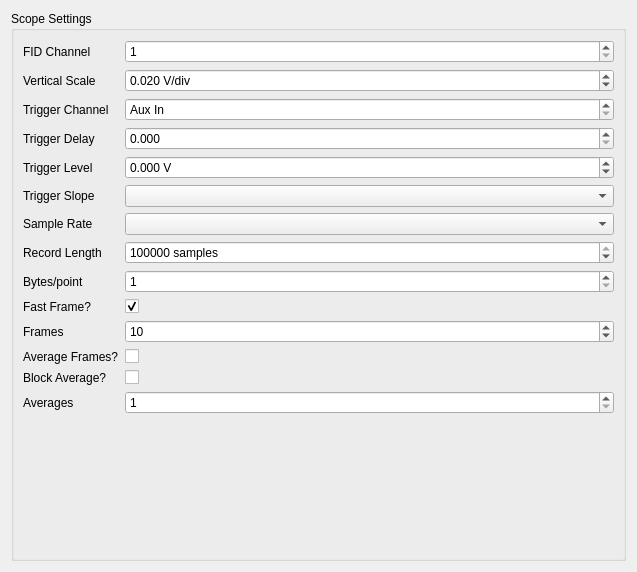
Before: the Qt Designer form digitizerconfigwidget.ui in kncrabtree/blackchirp, drawn with Qt 5.
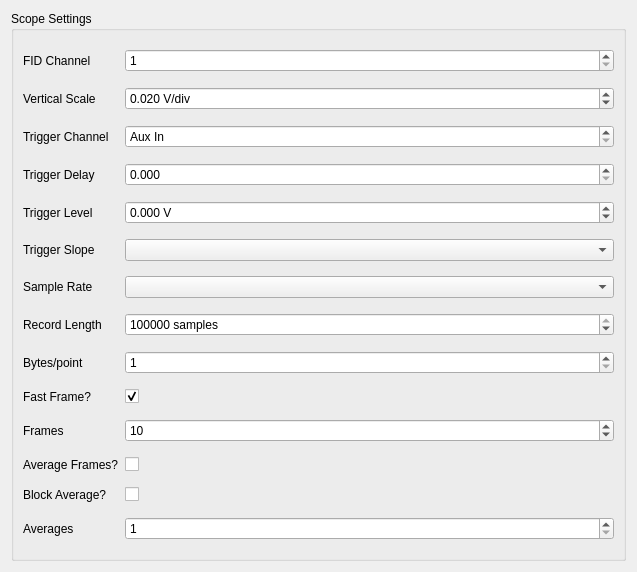
After: the same form once the commit is applied.

What changed in the file:
```diff
--- a/digitizerconfigwidget.ui
+++ b/digitizerconfigwidget.ui
@@ -27,6 +27,12 @@
         </property>
         <item row="0" column="0">
          <widget class="QLabel" name="fIDChannelLabel">
+          <property name="sizePolicy">
+           <sizepolicy hsizetype="Preferred" vsizetype="Expanding">
+            <horstretch>0</horstretch>
+            <verstretch>0</verstretch>
+           </sizepolicy>
+          </property>
           <property name="text">
            <string>FID Channel</string>
           </property>
@@ -47,6 +53,12 @@
         </item>
         <item row="1" column="0">
          <widget class="QLabel" name="verticalScaleLabel">
+          <property name="sizePolicy">
+           <sizepolicy hsizetype="Preferred" vsizetype="Expanding">
+            <horstretch>0</horstretch>
+            <verstretch>0</verstretch>
+           </sizepolicy>
+          </property>
           <property name="text">
            <string>Vertical Scale</string>
           </property>
@@ -76,6 +88,12 @@
         </item>
         <item row="2" column="0">
          <widget class="QLabel" name="triggerChannelLabel">
+          <property name="sizePolicy">
+           <sizepolicy hsizetype="Preferred" vsizetype="Expanding">
+            <horstretch>0</horstretch>
+            <verstretch>0</verstretch>
+           </sizepolicy>
+          </property>
           <property name="text">
            <string>Trigger Channel</string>
           </property>
@@ -99,6 +117,12 @@
         </item>
         <item row="5" column="0">
          <widget class="QLabel" name="triggerSlopeLabel">
+          <property name="sizePolicy">
+           <sizepolicy hsizetype="Preferred" vsizetype="Expanding">
+            <horstretch>0</horstretch>
+            <verstretch>0</verstretch>
+           </sizepolicy>
+          </property>
           <property name="text">
            <string>Trigger Slope</string>
           </property>
@@ -109,6 +133,12 @@
         </item>
         <item row="6" column="0">
          <widget class="QLabel" name="sampleRateLabel">
+          <property name="sizePolicy">
+           <sizepolicy hsizetype="Preferred" vsizetype="Expanding">
+            <horstretch>0</horstretch>
+            <verstretch>0</verstretch>
+           </sizepolicy>
+          </property>
           <property name="text">
            <string>Sample Rate</string>
           </property>
@@ -123,6 +153,12 @@
         </item>
         <item row="7" column="0">
          <widget class="QLabel" name="recordLengthLabel">
+          <property name="sizePolicy">
+           <sizepolicy hsizetype="Preferred" vsizetype="Expanding">
+            <horstretch>0</horstretch>
+            <verstretch>0</verstretch>
+           </sizepolicy>
+          </property>
           <property name="text">
            <string>Record Length</string>
           </property>
@@ -152,6 +188,12 @@
         </item>
         <item row="8" column="0">
          <widget class="QLabel" name="bytesPointLabel">
+          <property name="sizePolicy">
+           <sizepolicy hsizetype="Preferred" vsizetype="Expanding">
+            <horstretch>0</horstretch>
+            <verstretch>0</verstretch>
+           </sizepolicy>
+          </property>
           <property name="text">
            <string>Bytes/point</string>
           </property>
@@ -172,6 +214,12 @@
         </item>
         <item row="9" column="0">
          <widget class="QLabel" name="fastFrameEnabledLabel">
+          <property name="sizePolicy">
+           <sizepolicy hsizetype="Preferred" vsizetype="Expanding">
+            <horstretch>0</horstretch>
+            <verstretch>0</verstretch>
+           </sizepolicy>
+          </property>
           <property name="text">
            <string>Fast Frame?</string>
           </property>
@@ -186,6 +234,12 @@
         </item>
         <item row="10" column="0">
          <widget class="QLabel" name="framesLabel">
+          <property name="sizePolicy">
+           <sizepolicy hsizetype="Preferred" vsizetype="Expanding">
+            <horstretch>0</horstretch>
+            <verstretch>0</verstretch>
+           </sizepolicy>
+          </property>
           <property name="text">
            <string>Frames</string>
           </property>
@@ -206,6 +260,12 @@
         </item>
         <item row="11" column="0">
          <widget class="QLabel" name="summaryFrameLabel">
+          <property name="sizePolicy">
+           <sizepolicy hsizetype="Preferred" vsizetype="Expanding">
+            <horstretch>0</horstretch>
+            <verstretch>0</verstretch>
+           </sizepolicy>
+          </property>
           <property name="text">
            <string>Average Frames?</string>
           </property>
@@ -216,6 +276,12 @@
         </item>
         <item row="3" column="0">
          <widget class="QLabel" name="triggerDelayLabel">
+          <property name="sizePolicy">
+           <sizepolicy hsizetype="Preferred" vsizetype="Expanding">
+            <horstretch>0</horstretch>
+            <verstretch>0</verstretch>
+           </sizepolicy>
+          </property>
           <property name="text">
            <string>Trigger Delay</string>
           </property>
@@ -236,6 +302,12 @@
         </item>
         <item row="4" column="0">
          <widget class="QLabel" name="triggerLevelLabel">
+          <property name="sizePolicy">
+           <sizepolicy hsizetype="Preferred" vsizetype="Expanding">
+            <horstretch>0</horstretch>
+            <verstretch>0</verstretch>
+           </sizepolicy>
+          </property>
           <property name="text">
            <string>Trigger Level</string>
           </property>
@@ -262,6 +334,12 @@
         </item>
         <item row="12" column="0">
          <widget class="QLabel" name="blockAverageLabel">
+          <property name="sizePolicy">
+           <sizepolicy hsizetype="Preferred" vsizetype="Expanding">
+            <horstretch>0</horstretch>
+            <verstretch>0</verstretch>
+           </sizepolicy>
+          </property>
           <property name="text">
            <string>Block Average?</string>
           </property>
@@ -272,6 +350,12 @@
         </item>
         <item row="13" column="0">
          <widget class="QLabel" name="averagesLabel">
+          <property name="sizePolicy">
+           <sizepolicy hsizetype="Preferred" vsizetype="Expanding">
+            <horstretch>0</horstretch>
+            <verstretch>0</verstretch>
+           </sizepolicy>
+          </property>
           <property name="text">
            <string>Averages</string>
           </property>
```
